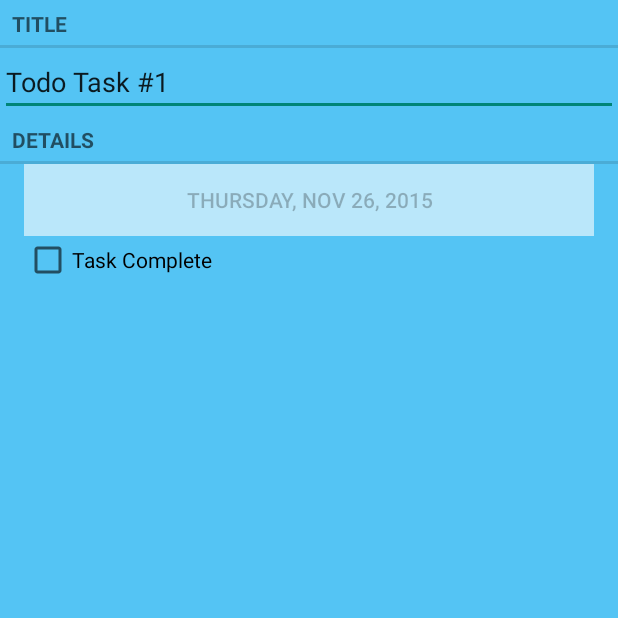
After one commit to DanielGalarza/Collab-Station, an Android app: the TodoPagerActivity screen opened directly, with no data from a screen before it, on a phone screen of 412 x 824 dp, the top half of it. The commit adds this screen. Run offline under Robolectric (Android 15) with nearby library versions, the phone set to English and light mode, and no system bars.

Commit message:
added ViewPager to swipe between list items

```diff
--- a/app/src/main/AndroidManifest.xml
+++ b/app/src/main/AndroidManifest.xml
@@ -32,7 +32,7 @@
         <activity android:name=".TodoListActivity" >
         </activity>
         <activity
-            android:name=".TodoActivity"
+            android:name=".TodoPagerActivity"
             android:label="@string/app_name" >
         </activity>
     </application>
--- /dev/null
+++ b/app/src/main/java/com/example/danielgalarza/collabstation/TodoPagerActivity.java
@@ -0,0 +1,62 @@
+package com.example.danielgalarza.collabstation;
+
+import android.content.Context;
+import android.content.Intent;
+import android.os.Bundle;
+import android.support.v4.app.Fragment;
+import android.support.v4.app.FragmentActivity;
+import android.support.v4.app.FragmentManager;
+import android.support.v4.app.FragmentStatePagerAdapter;
+import android.support.v4.view.ViewPager;
+
+import java.util.List;
+import java.util.UUID;
+
+/**
+ * add the fragments returned to activity and help ViewPager identify the fragments’ views so they can be placed correctly
+ *
+ * Created by dustin on 11/25/15.
+ */
+public class TodoPagerActivity extends FragmentActivity {
+
+    private static final String EXTRA_CRIME_ID = "com.example.danielgalarza.collabstation.crime_id";
+
+    private ViewPager mViewPager;
+    private List<Todo> mTodos;
+
+    public static Intent newIntent(Context packageContext, UUID todoID) {
+        Intent intent = new Intent(packageContext, TodoPagerActivity.class);
+        intent.putExtra(EXTRA_CRIME_ID, todoID);
+        return intent;
+    }
+
+    @Override
+    protected void onCreate(Bundle savedInstanceState) {
+        super.onCreate(savedInstanceState);
+        setContentView(R.layout.activity_todo_pager);
+
+        UUID todoID = (UUID) getIntent().getSerializableExtra(EXTRA_CRIME_ID);
+
+        mViewPager = (ViewPager) findViewById(R.id.activity_todo_pager_view_pager);
+
+        mTodos = TodoLab.get(this).getTodos();
+        FragmentManager fragmentManager = getSupportFragmentManager();
+        mViewPager.setAdapter(new FragmentStatePagerAdapter(fragmentManager) {
+
+            @Override
+            public Fragment getItem(int position) {
+                Todo todo = mTodos.get(position);
+                return TodoFragment.newInstance(todo.getId());
+            }
+
+            @Override
+            public int getCount() {
+                return mTodos.size();
+            }
+
+        });
+
+    }
+
+
+}
--- /dev/null
+++ b/app/src/main/res/layout/activity_todo_pager.xml
@@ -0,0 +1,8 @@
+<?xml version="1.0" encoding="utf-8"?>
+<android.support.v4.view.ViewPager
+        xmlns:android="http://schemas.android.com/apk/res/android"
+              android:id="@+id/activity_todo_pager_view_pager"
+              android:layout_width="match_parent"
+              android:layout_height="match_parent">
+
+</android.support.v4.view.ViewPager>
```
Also changed, not shown: app/src/main/java/com/example/danielgalarza/collabstation/TodoActivity.java (deleted, +0 -32 lines), app/src/main/java/com/example/danielgalarza/collabstation/TodoListFragment.java (+12 -4 lines).
